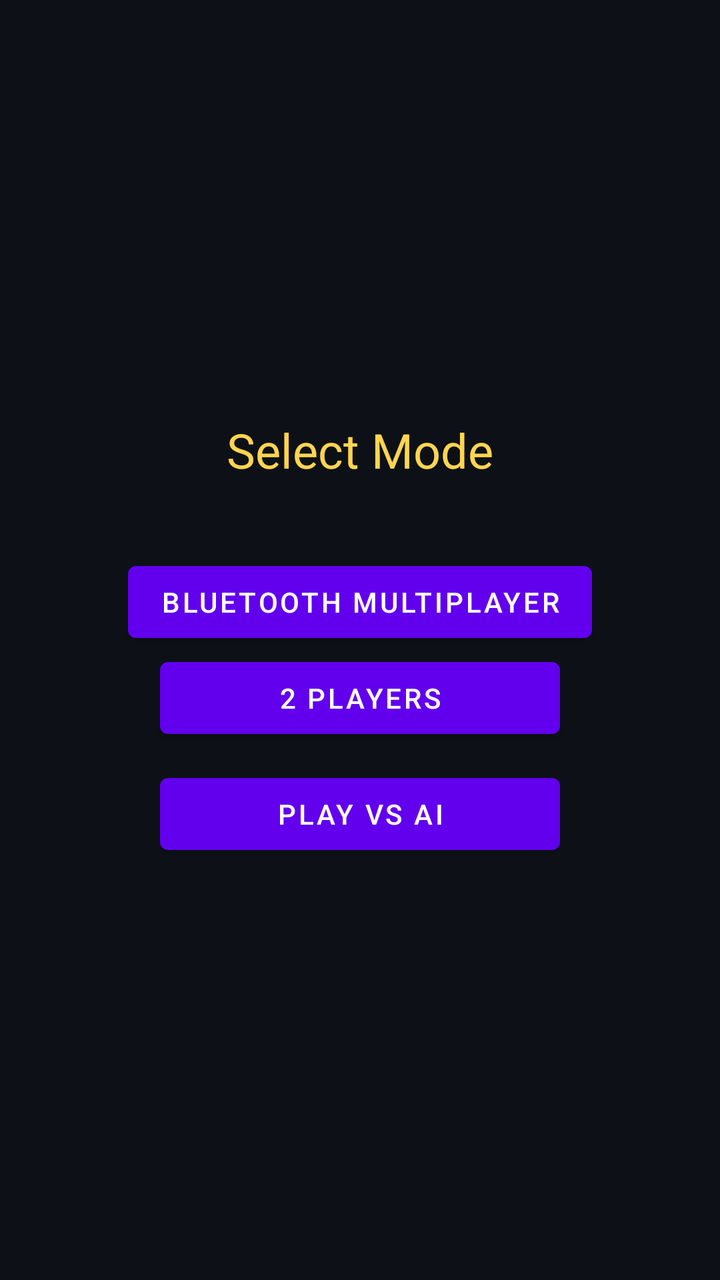
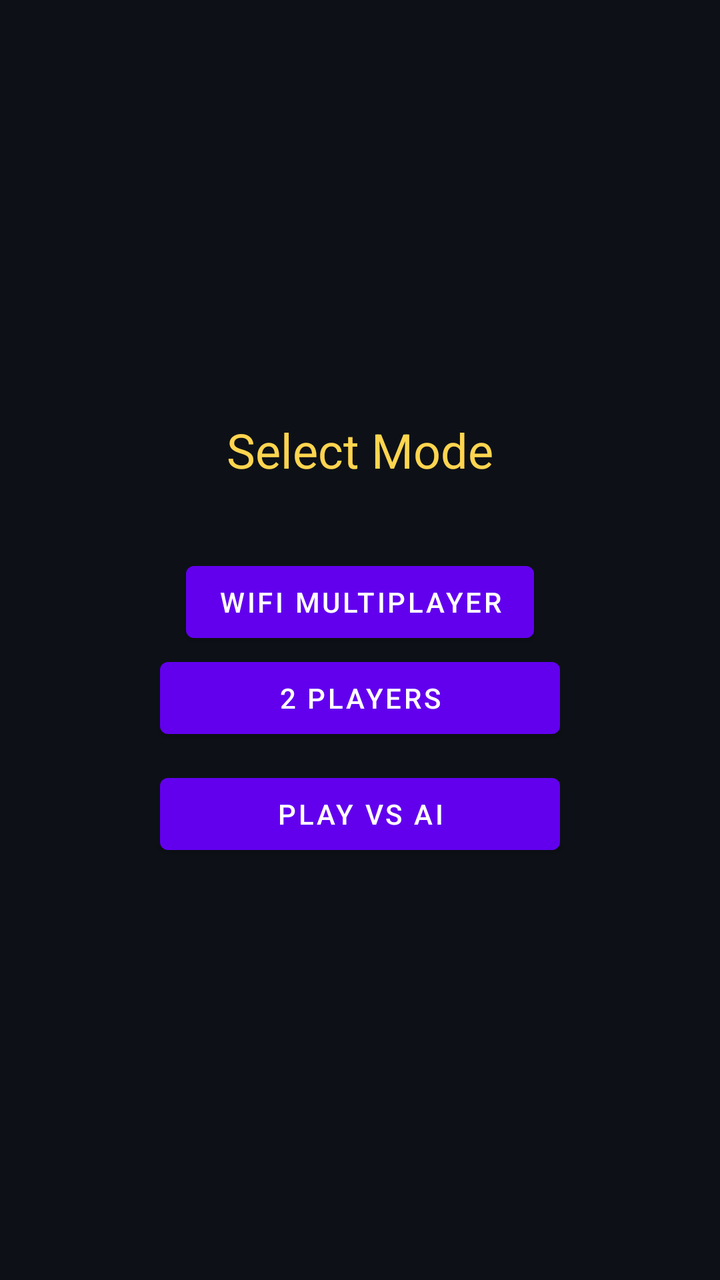

An Android layout rendered at two revisions. The XML below is the earlier revision; the diff shows what the commit changed to produce the second picture.
<!-- AndroidManifest.xml: fallback theme Theme.MaterialComponents.DayNight.NoActionBar -->
<!-- res/layout/activity_mode.xml -->
<LinearLayout xmlns:android="http://schemas.android.com/apk/res/android"
    android:background="#0D1117"
    android:gravity="center"
    android:orientation="vertical"
    android:layout_width="match_parent"
    android:layout_height="match_parent">

    <TextView
        android:text="Select Mode"
        android:textSize="24sp"
        android:textColor="#FFD54F"
        android:layout_marginBottom="20dp"
        android:layout_width="wrap_content"
        android:layout_height="wrap_content"/>
    
    <Button
    android:id="@+id/btnBluetooth"
    android:text="Bluetooth Multiplayer"
    android:layout_width="wrap_content"
    android:layout_height="wrap_content"
    android:layout_marginTop="16dp"/>

    <Button
        android:id="@+id/pvpBtn"
        android:text="2 Players"
        android:layout_width="200dp"
        android:layout_height="wrap_content"/>

    <Button
        android:id="@+id/aiBtn"
        android:text="Play vs AI"
        android:layout_width="200dp"
        android:layout_height="wrap_content"
        android:layout_marginTop="10dp"/>

</LinearLayout>
<!-- resources referenced by this layout -->
<resources>

</resources>

<!-- the commit's change to res/layout/activity_mode.xml (unified diff, before → after) -->
@@ -14,8 +14,8 @@
         android:layout_height="wrap_content"/>
     
     <Button
-    android:id="@+id/btnBluetooth"
-    android:text="Bluetooth Multiplayer"
+    android:id="@+id/btnWifi"
+    android:text="WiFi Multiplayer"
     android:layout_width="wrap_content"
     android:layout_height="wrap_content"
     android:layout_marginTop="16dp"/>
